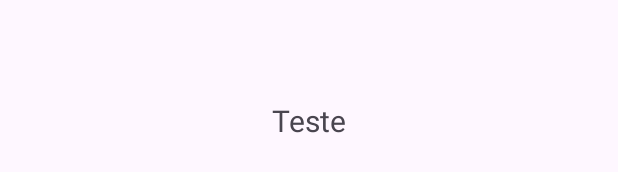
After one commit to TiagoPaulin/Projeto1_Desenvolvimento_Mobile, an Android app: the layout activity_pokemon_details.xml on its own in the app's theme, with its tools: preview values and no code run, on a phone screen of 412 x 824 dp. The commit adds this screen. Shown: the part 498-670 px from the top of the screen. Run offline under Robolectric (Android 15) with nearby library versions, the phone set to English and light mode, and no system bars.

Commit message:
criação do PokemonDetails

```diff
--- a/app/src/main/AndroidManifest.xml
+++ b/app/src/main/AndroidManifest.xml
@@ -2,7 +2,7 @@
 <manifest xmlns:android="http://schemas.android.com/apk/res/android"
     xmlns:tools="http://schemas.android.com/tools">
 
-    <uses-permission android:name="android.permission.INTERNET"/>
+    <uses-permission android:name="android.permission.INTERNET" />
 
     <application
         android:allowBackup="true"
@@ -14,6 +14,9 @@
         android:supportsRtl="true"
         android:theme="@style/Theme.Projeto1_Somativa"
         tools:targetApi="31">
+        <activity
+            android:name=".PokemonDetails"
+            android:exported="false" />
         <activity
             android:name=".PokemonAdapter"
             android:exported="false" />
--- a/app/src/main/java/com/example/projeto1_somativa/model/Pokemon.kt
+++ b/app/src/main/java/com/example/projeto1_somativa/model/Pokemon.kt
@@ -1,6 +1,8 @@
 package com.example.projeto1_somativa.model
+
+import java.io.Serializable
 
 data class Pokemon(
     val name : String,
     val imageUrl : String
-)
+) : Serializable
--- /dev/null
+++ b/app/src/main/res/layout/activity_pokemon_details.xml
@@ -0,0 +1,21 @@
+<?xml version="1.0" encoding="utf-8"?>
+<androidx.constraintlayout.widget.ConstraintLayout xmlns:android="http://schemas.android.com/apk/res/android"
+    xmlns:app="http://schemas.android.com/apk/res-auto"
+    xmlns:tools="http://schemas.android.com/tools"
+    android:id="@+id/main"
+    android:layout_width="match_parent"
+    android:layout_height="match_parent"
+    tools:context=".PokemonDetails">
+
+    <TextView
+        android:id="@+id/nome"
+        android:layout_width="wrap_content"
+        android:layout_height="wrap_content"
+        android:text="Teste"
+        android:textSize="20dp"
+        app:layout_constraintBottom_toBottomOf="parent"
+        app:layout_constraintEnd_toEndOf="parent"
+        app:layout_constraintStart_toStartOf="parent"
+        app:layout_constraintTop_toTopOf="parent" />
+
+</androidx.constraintlayout.widget.ConstraintLayout>
```
Also changed, not shown: app/src/main/java/com/example/projeto1_somativa/PokemonAdapter.kt (+13 -0 lines), app/src/main/java/com/example/projeto1_somativa/PokemonDetails.kt (added, +31 -0 lines).
